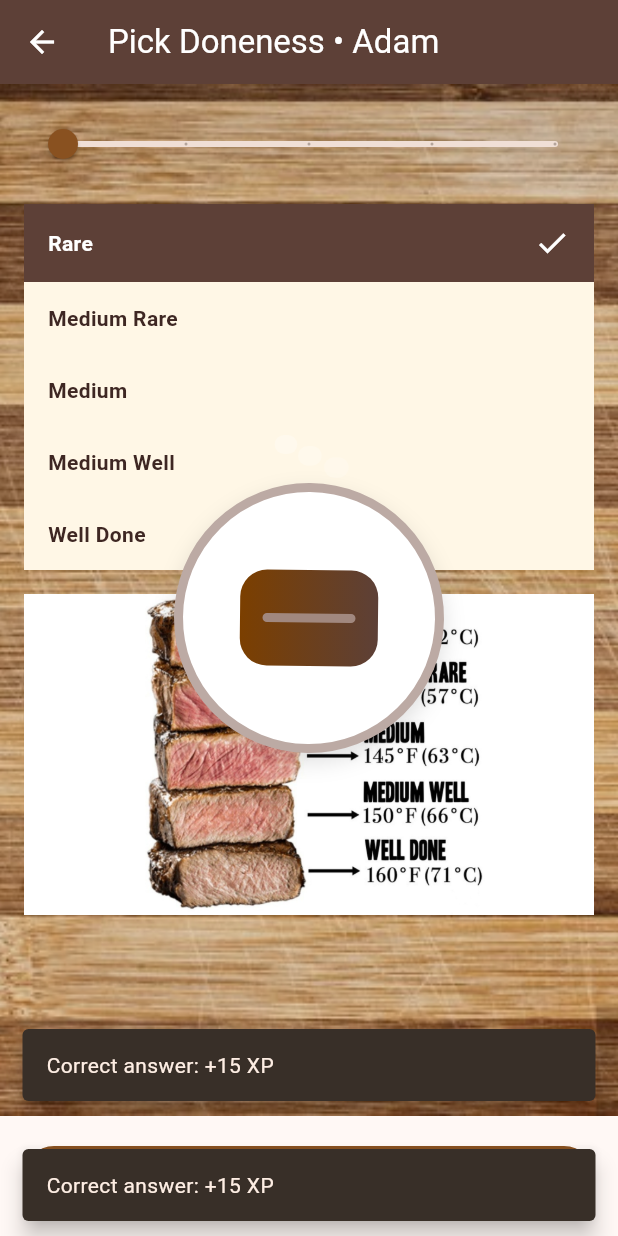
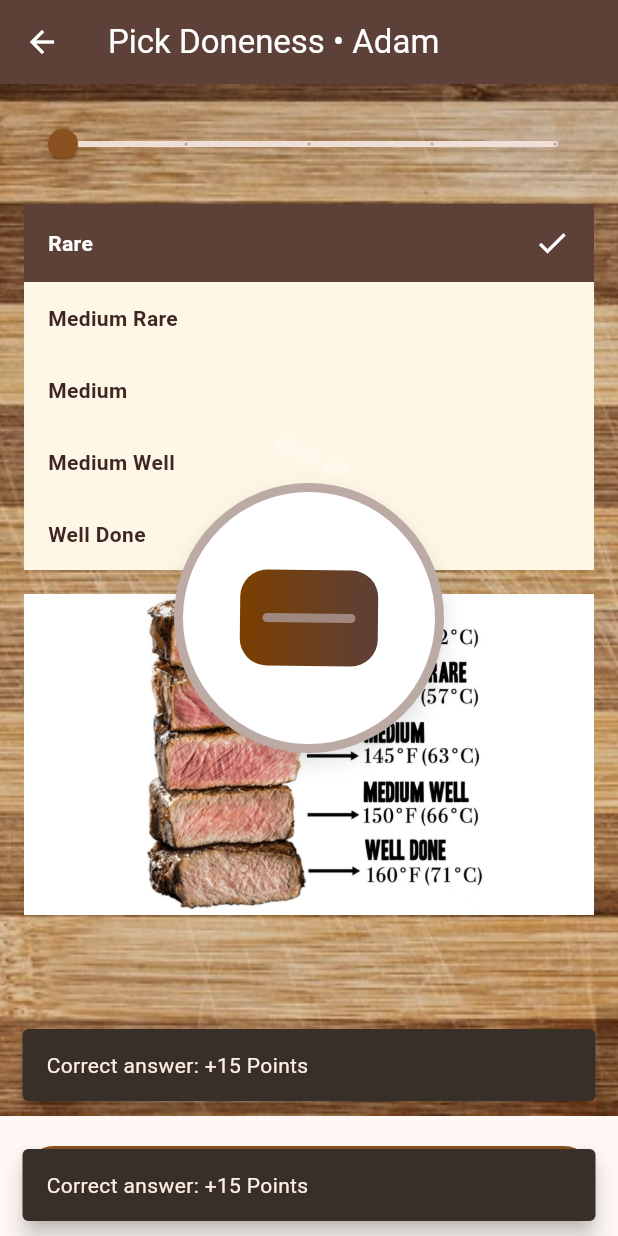
Before and after one commit to dawid-northeastern/software-engineering-final-project, a Flutter app: the DonenessPickScreen screen opened directly with empty values, after a tap on "Serve Steak", on a phone screen of 412 x 824 dp. Run offline on Flutter 3.47's test engine with Material 3 defaults, Android fonts, the phone set to English and light mode, and no system bars; our stand-ins replace audioplayers, shared_preferences; accounts and stored records are empty; network calls fail.

Commit message:
Removed points and errors from learning part. Fixed the issue for AI feedback after 3rd judge. Renamed 'xp' to 'points'

```diff
--- a/lib/judge_game_flow.dart
+++ b/lib/judge_game_flow.dart
@@ -170,7 +170,7 @@
 
   // submit function was extended to not just record the choice
   // it calls _trackExperience which compares the player's selection against judge
-  // preferences, adjusts xp and errors in ProgresssManager and show snackbar (the
+  // preferences, adjusts points and errors in ProgresssManager and show snackbar (the
   // notification on bottom of the screen that doesn't interrupt the game) for correct/incorrect
   // It adds JudgeResult like previously and increments the index to move to the next judge
   void submit(BuildContext context, JudgeSelection sel) {
@@ -180,7 +180,7 @@
   }
 
   // _trackExperience compares player selection to judge prerefence
-  // it updates xp and errors based on it
+  // it updates points and errors based on it
   // seperate points for each: thickness, cut, doneness
   void _trackExperience(
     BuildContext context,
@@ -216,8 +216,8 @@
   // creates a simple notification (snackbar) for each decision
   void _notify(BuildContext context, bool correct) {
     final text = correct
-        ? 'Correct answer: +15 XP'
-        : 'Incorrect answer: -10 XP';
+        ? 'Correct answer: +15 Points'
+        : 'Incorrect answer: -10 Points';
     ScaffoldMessenger.of(context).showSnackBar(
       SnackBar(content: Text(text), behavior: SnackBarBehavior.floating),
     );
@@ -293,7 +293,7 @@
 // different screens for judge game flow
 
 // NEW - this is a Stateful widget now as it reacts to game state manaagmenet
-// and the current state (xp, errors)
+// and the current state (points, errors)
 // It also allows to save/load/restart
 // It provides notification based on the user actions
 // Bascially, it rebuilds the game when state changes all based on 'GameState' instance which
@@ -385,7 +385,7 @@
             Row(
               mainAxisAlignment: MainAxisAlignment.spaceBetween,
               children: [
-                _StatBadge(label: 'XP', value: pm.experience),
+                _StatBadge(label: 'Points', value: pm.experience),
                 _StatBadge(label: 'Errors', value: pm.errors),
               ],
             ),
@@ -500,7 +500,7 @@
       ProgressManager.instance.addIncorrect();
       ScaffoldMessenger.of(context).showSnackBar(
         const SnackBar(
-          content: Text('Incorrect answer: -10 XP'),
+          content: Text('Incorrect answer: -10 Points'),
           behavior: SnackBarBehavior.floating,
         ),
       );
@@ -768,13 +768,19 @@
   // stores choosen doneness into 'selection'
   // the new code is here as doneness is the last part before evaluation
   Future<void> _serve() async {
+    final judgeProfile = widget
+        .state
+        .current; // capture before state advances - this fixes the issue after no AI feedback for the last judge
     widget.selection.doneness = Doneness.values[_index];
 
     // scores the selections, updates progress, and go to next judge
     widget.state.submit(context, widget.selection);
 
     // Displau the judge (AI) feedback
-    await _showFeedback(context);
+    await _showFeedback(
+      context,
+      judgeProfile,
+    ); // Added to make sure the AI feedback correctly displays for each judge
 
     // go to final stage or go to next judge if there is one
     final targetRoute = widget.state.isFinished
@@ -801,9 +807,11 @@
   }
 
   // Imporant function that deals with judge (AI) feedback
-  Future<void> _showFeedback(BuildContext context) async {
+  Future<void> _showFeedback(
+    BuildContext context,
+    JudgeProfile judgeProfile,
+  ) async {
     try {
-      final judgeProfile = widget.state.current;
       final judge = Judge(
         name: judgeProfile.name,
         age: 30, // for now hardcoded
@@ -874,8 +882,11 @@
   @override
   Widget build(BuildContext context) {
     final labels = Doneness.values.map(labelDoneness).toList();
-    final j = widget.state.current;
-
+    final j = widget.state.isFinished
+        ? widget.state.judges.last
+        : widget
+              .state
+              .current; // Fixes the issue of displaying the feedback for the last judge before moving to 'Results' screen
     return Scaffold(
       appBar: AppBar(
         title: Text('Pick Doneness • ${j.name}'),
@@ -1028,8 +1039,8 @@
   }
 }
 
-// Rendering for the state management (XP and Error number)
-// used to display errors and xp in structured way
+// Rendering for the state management (Points and Error number)
+// used to display errors and points in structured way
 class _StatBadge extends StatelessWidget {
   final String label;
   final int value;
@@ -1118,10 +1129,10 @@
   Widget build(BuildContext context) {
     // NEW - gives how many ex more needed to win or how many errors less to win
     final pm = ProgressManager.instance;
-    final xp = pm.experience;
+    final points = pm.experience;
     final errs = pm.errors;
-    final bool win = xp > 50 && errs < 5;
-    final int xpShort = win ? 0 : (xp >= 50 ? 0 : 50 - xp);
+    final bool win = points > 50 && errs < 5;
+    final int pointsShort = win ? 0 : (points >= 50 ? 0 : 50 - points);
     final int errOver = win ? 0 : (errs <= 5 ? 0 : errs - 5);
 
     return Scaffold(
@@ -1162,11 +1173,17 @@
                   Text(
                     win
                         ? 'Great job! You reached the target with solid execution.'
-                        : _lossMessage(xpShort: xpShort, errOver: errOver),
+                        : _lossMessage(
+                            pointsShort: pointsShort,
+                            errOver: errOver,
+                          ),
                     textAlign: TextAlign.center,
                   ),
                   const SizedBox(height: 16),
-                  Text('Total XP: $xp', style: const TextStyle(fontSize: 16)),
+                  Text(
+                    'Total Points: $points',
+                    style: const TextStyle(fontSize: 16),
+                  ),
                   Text(
                     'Total Errors: $errs',
                     style: const TextStyle(fontSize: 16),
@@ -1193,10 +1210,10 @@
     );
   }
 
-  // Specific message on how many xp and errors needed to win
-  static String _lossMessage({required int xpShort, required int errOver}) {
+  // Specific message on how many points and errors needed to win
+  static String _lossMessage({required int pointsShort, required int errOver}) {
     final parts = <String>[];
-    if (xpShort > 0) parts.add('You need $xpShort more XP');
+    if (pointsShort > 0) parts.add('You need $pointsShort more Points');
     if (errOver > 0) parts.add('Reduce errors by $errOver');
     if (parts.isEmpty) return 'Keep training to sharpen your skills.';
     return parts.join(' • ');
--- a/lib/main.dart
+++ b/lib/main.dart
@@ -72,7 +72,7 @@
             total: a.total,
             avg: a.avg,
             state: a
-                .state, // NEW - adding final game state (XP, erros) to the ending screen
+                .state, // NEW - adding final game state (Points, errors) to the ending screen
           );
         },
       },
--- a/lib/progress_manager.dart
+++ b/lib/progress_manager.dart
@@ -1,9 +1,9 @@
 import 'package:shared_preferences/shared_preferences.dart';
 
 // NEW - Game State Management System
-// It tracks the XP and number of errors
+// It tracks the Points and number of errors
 // The game is 'won' meaning the training and test is passed if
-// the XP is > 50 and errors < 5
+// the Points are > 50 and errors < 5
 // This can definitely be changed
 
 class ProgressLoadResult {
@@ -21,7 +21,8 @@
   ProgressManager._();
   static final ProgressManager instance = ProgressManager._();
 
-  static const _xpKey = 'progress_xp';
+  static const _pointsKey =
+      'progress_points'; // Renamed 'xp' to points for clearer user interaction
   static const _errorsKey = 'progress_errors';
   static const _completedKey = 'progress_completed_modules';
   static const _judgeIndexKey = 'progress_judge_index';
@@ -46,7 +47,7 @@
     int? judgeIndex,
   }) async {
     final prefs = await SharedPreferences.getInstance();
-    await prefs.setInt(_xpKey, experience);
+    await prefs.setInt(_pointsKey, experience);
     await prefs.setInt(_errorsKey, errors);
     await prefs.setStringList(_completedKey, completedModules.toList());
     if (judgeIndex != null) {
@@ -57,7 +58,7 @@
 
   Future<ProgressLoadResult> loadState() async {
     final prefs = await SharedPreferences.getInstance();
-    experience = prefs.getInt(_xpKey) ?? 0;
+    experience = prefs.getInt(_pointsKey) ?? 0;
     errors = prefs.getInt(_errorsKey) ?? 0;
     final completed = prefs.getStringList(_completedKey) ?? const [];
     final judgeIndex = prefs.getInt(_judgeIndexKey);
@@ -74,7 +75,7 @@
     errors = 0;
     judgeUnlocked = false;
     final prefs = await SharedPreferences.getInstance();
-    await prefs.remove(_xpKey);
+    await prefs.remove(_pointsKey);
     await prefs.remove(_errorsKey);
     await prefs.remove(_completedKey);
     await prefs.remove(_judgeIndexKey);
```
Also changed, not shown: lib/module_screens.dart (+1 -77 lines), lib/modules.dart (+6 -46 lines).
